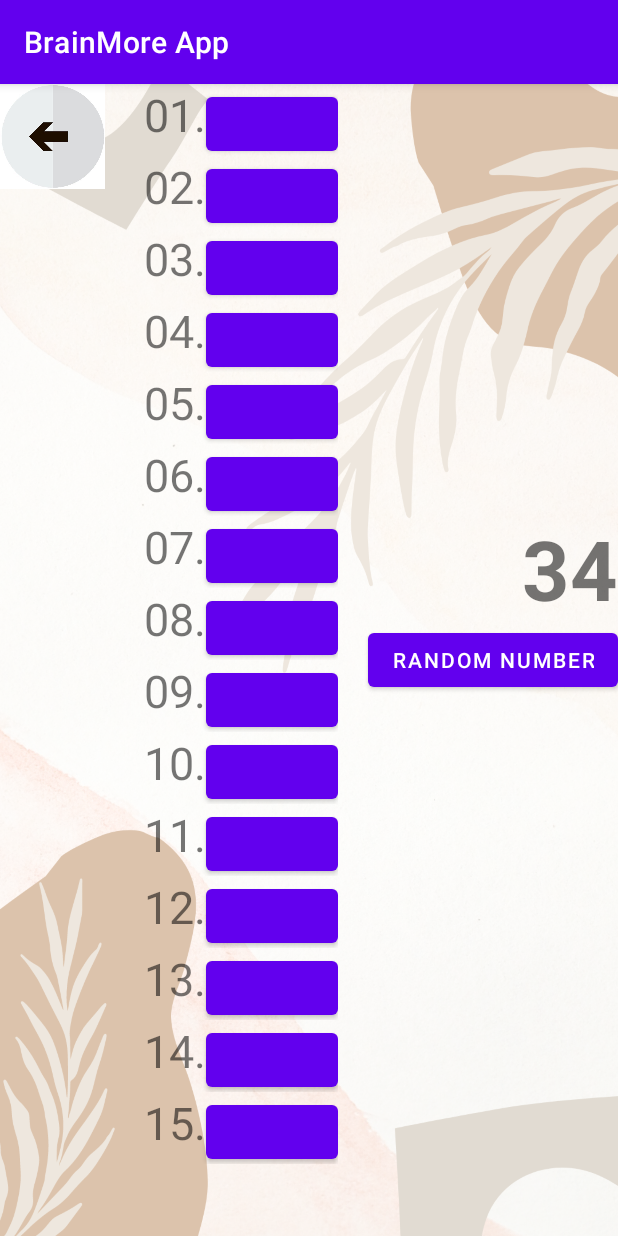
After one commit to livcia/BrainMore_App, an Android app: the Numbers_game screen opened directly, with no data from a screen before it, on a phone screen of 412 x 824 dp. The commit adds this screen. Run offline under Robolectric (Android 15) with nearby library versions, the phone set to English and light mode, and no system bars.

Commit message:
new idea to create random number game

```diff
--- a/app/src/main/java/com/example/brainmoreapp/MainActivity.java
+++ b/app/src/main/java/com/example/brainmoreapp/MainActivity.java
@@ -18,7 +18,7 @@ import java.util.List;
 
 public class MainActivity extends AppCompatActivity {
 
-    Button OpenFlashCards, OpenWordGame, OpenQuiz;
+    Button OpenFlashCards, OpenWordGame, OpenQuiz, NumbersGame;
     Switch language;
     String TextFlashcards, TextWordPlay;
     SharedPreferences.Editor editor;
@@ -35,7 +35,7 @@ public class MainActivity extends AppCompatActivity {
                    __/ |
                    |___/*/
         //arr.remove(1);
-
+        NumbersGame = findViewById(R.id.numbers_game);
         language = findViewById(R.id.Lng);
         OpenFlashCards = findViewById(R.id.flashcards);
         OpenQuiz = findViewById(R.id.quiz);
@@ -82,6 +82,14 @@ public class MainActivity extends AppCompatActivity {
                 startActivity(intent);
             }
         });
+        NumbersGame.setOnClickListener(new View.OnClickListener() {
+            @Override
+            public void onClick(View view) {
+                Intent intent = new Intent(getApplicationContext(), Numbers_game.class);
+                intent.putExtra("PL_or_ENG", language.isChecked());
+                startActivity(intent);
+            }
+        });
     }
     private void getLanguage(Boolean lang){
         if (lang){
--- /dev/null
+++ b/app/src/main/java/com/example/brainmoreapp/Numbers_game.java
@@ -0,0 +1,38 @@
+package com.example.brainmoreapp;
+
+import androidx.appcompat.app.AppCompatActivity;
+
+import android.content.Intent;
+import android.os.Bundle;
+import android.view.View;
+import android.widget.Button;
+import android.widget.TextView;
+
+import java.util.Random;
+
+public class Numbers_game extends AppCompatActivity {
+Boolean lang;
+Button Brandom;
+TextView write_number;
+    @Override
+    protected void onCreate(Bundle savedInstanceState) {
+        super.onCreate(savedInstanceState);
+        setContentView(R.layout.activity_numbers_game);
+        Intent intent = getIntent();
+        lang = intent.getBooleanExtra("PL_or_ENG", false);
+        Brandom = findViewById(R.id.random);
+        write_number = findViewById(R.id.write_number);
+        Brandom.setOnClickListener(new View.OnClickListener() {
+            @Override
+            public void onClick(View view) {
+                Random rand = new Random();
+                Integer s = rand.nextInt(1000);
+                write_number.setText(""+s);
+            }
+        });
+    }
+    public void clickEvent(View v) {
+        Intent intent = new Intent(getApplicationContext(), MainActivity.class);
+        startActivity(intent);
+    }
+}
--- a/app/src/main/res/layout/activity_main.xml
+++ b/app/src/main/res/layout/activity_main.xml
@@ -66,12 +66,14 @@
             android:text="Gra słów"
             android:textSize="25sp"
             app:icon="@android:drawable/btn_star_big_on" />
+
+        <Button
+            android:id="@+id/numbers_game"
+            android:layout_width="match_parent"
+            android:layout_height="90dp"
+            android:layout_marginTop="40dp"
+            android:text="Gra w cyfry"
+            android:textSize="25sp"
+            app:icon="@android:drawable/btn_star_big_on" />
     </LinearLayout>
-    <TextView
-        android:id="@+id/test"
-        android:layout_alignParentBottom="true"
-        android:layout_width="wrap_content"
-        android:layout_height="wrap_content"
-        android:text="dsadsa"
-        android:textSize="50sp"/>
 </RelativeLayout>
--- /dev/null
+++ b/app/src/main/res/layout/activity_numbers_game.xml
@@ -0,0 +1,238 @@
+<?xml version="1.0" encoding="utf-8"?>
+<RelativeLayout xmlns:android="http://schemas.android.com/apk/res/android"
+    xmlns:app="http://schemas.android.com/apk/res-auto"
+    xmlns:tools="http://schemas.android.com/tools"
+    android:layout_width="match_parent"
+    android:layout_height="match_parent"
+    tools:context=".Numbers_game"
+    android:background="@drawable/background">
+
+    <TextView
+        android:id="@+id/write_number"
+        android:layout_width="wrap_content"
+        android:layout_height="wrap_content"
+        android:layout_above="@+id/random"
+        android:layout_alignParentEnd="true"
+        android:text="34"
+        android:textAllCaps="false"
+        android:textSize="55sp"
+        android:textStyle="bold" />
+    <Button
+        android:id="@+id/random"
+        android:layout_centerVertical="true"
+        android:layout_alignParentEnd="true"
+        android:layout_width="wrap_content"
+        android:layout_height="wrap_content"
+        android:text="random number"/>
+    <ImageView
+        android:id="@+id/back_arrow"
+        android:onClick="clickEvent"
+        android:layout_width="70dp"
+        android:layout_height="70dp"
+        android:src="@drawable/arrow"
+        />
+    <LinearLayout
+        android:layout_marginRight="20dp"
+        android:layout_toLeftOf="@+id/random"
+        android:layout_width="wrap_content"
+        android:layout_height="match_parent"
+        android:orientation="vertical">
+        <LinearLayout
+            android:layout_width="wrap_content"
+            android:layout_height="wrap_content"
+            android:orientation="horizontal">
+            <TextView
+                android:layout_width="wrap_content"
+                android:layout_height="wrap_content"
+                android:text="01."
+                android:textSize="30sp"/>
+            <Button
+                android:layout_width="wrap_content"
+                android:layout_height="wrap_content"/>
+        </LinearLayout>
+        <LinearLayout
+            android:layout_width="wrap_content"
+            android:layout_height="wrap_content"
+            android:orientation="horizontal">
+            <TextView
+                android:layout_width="wrap_content"
+                android:layout_height="wrap_content"
+                android:text="02."
+                android:textSize="30sp"/>
+            <Button
+                android:layout_width="wrap_content"
+                android:layout_height="wrap_content"/>
+        </LinearLayout>
+        <LinearLayout
+            android:layout_width="wrap_content"
+            android:layout_height="wrap_content"
+            android:orientation="horizontal">
+            <TextView
+                android:layout_width="wrap_content"
+                android:layout_height="wrap_content"
+                android:text="03."
+                android:textSize="30sp"/>
+            <Button
+                android:layout_width="wrap_content"
+                android:layout_height="wrap_content"/>
+        </LinearLayout>
+        <LinearLayout
+            android:layout_width="wrap_content"
+            android:layout_height="wrap_content"
+            android:orientation="horizontal">
+            <TextView
+                android:layout_width="wrap_content"
+                android:layout_height="wrap_content"
+                android:text="04."
+                android:textSize="30sp"/>
+            <Button
+                android:layout_width="wrap_content"
+                android:layout_height="wrap_content"/>
+        </LinearLayout>
+        <LinearLayout
+            android:layout_width="wrap_content"
+            android:layout_height="wrap_content"
+            android:orientation="horizontal">
+            <TextView
+                android:layout_width="wrap_content"
+                android:layout_height="wrap_content"
+                android:text="05."
+                android:textSize="30sp"/>
+            <Button
+                android:layout_width="wrap_content"
+                android:layout_height="wrap_content"/>
+        </LinearLayout>
+        <LinearLayout
+            android:layout_width="wrap_content"
+            android:layout_height="wrap_content"
+            android:orientation="horizontal">
+            <TextView
+                android:layout_width="wrap_content"
+                android:layout_height="wrap_content"
+                android:text="06."
+                android:textSize="30sp"/>
+            <Button
+                android:layout_width="wrap_content"
+                android:layout_height="wrap_content"/>
+        </LinearLayout>
+        <LinearLayout
+            android:layout_width="wrap_content"
+            android:layout_height="wrap_content"
+            android:orientation="horizontal">
+            <TextView
+                android:layout_width="wrap_content"
+                android:layout_height="wrap_content"
+                android:text="07."
+                android:textSize="30sp"/>
+            <Button
+                android:layout_width="wrap_content"
+                android:layout_height="wrap_content"/>
+        </LinearLayout>
+        <LinearLayout
+            android:layout_width="wrap_content"
+            android:layout_height="wrap_content"
+            android:orientation="horizontal">
+            <TextView
+                android:layout_width="wrap_content"
+                android:layout_height="wrap_content"
+                android:text="08."
+                android:textSize="30sp"/>
+            <Button
+                android:layout_width="wrap_content"
+                android:layout_height="wrap_content"/>
+        </LinearLayout>
+        <LinearLayout
+            android:layout_width="wrap_content"
+            android:layout_height="wrap_content"
+            android:orientation="horizontal">
+            <TextView
+                android:layout_width="wrap_content"
+                android:layout_height="wrap_content"
+                android:text="09."
+                android:textSize="30sp"/>
+            <Button
+                android:layout_width="wrap_content"
+                android:layout_height="wrap_content"/>
+        </LinearLayout>
+        <LinearLayout
+            android:layout_width="wrap_content"
+            android:layout_height="wrap_content"
+            android:orientation="horizontal">
+            <TextView
+                android:layout_width="wrap_content"
+                android:layout_height="wrap_content"
+                android:text="10."
+                android:textSize="30sp"/>
+            <Button
+                android:layout_width="wrap_content"
+                android:layout_height="wrap_content"/>
+        </LinearLayout>
+        <LinearLayout
+            android:layout_width="wrap_content"
+            android:layout_height="wrap_content"
+            android:orientation="horizontal">
+            <TextView
+                android:layout_width="wrap_content"
+                android:layout_height="wrap_content"
+                android:text="11."
+                android:textSize="30sp"/>
+            <Button
+                android:layout_width="wrap_content"
+                android:layout_height="wrap_content"/>
+        </LinearLayout>
+        <LinearLayout
+            android:layout_width="wrap_content"
+            android:layout_height="wrap_content"
+            android:orientation="horizontal">
+            <TextView
+                android:layout_width="wrap_content"
+                android:layout_height="wrap_content"
+                android:text="12."
+                android:textSize="30sp"/>
+            <Button
+                android:layout_width="wrap_content"
+                android:layout_height="wrap_content"/>
+        </LinearLayout>
+        <LinearLayout
+            android:layout_width="wrap_content"
+            android:layout_height="wrap_content"
+            android:orientation="horizontal">
+            <TextView
+                android:layout_width="wrap_content"
+                android:layout_height="wrap_content"
+                android:text="13."
+                android:textSize="30sp"/>
+            <Button
+                android:layout_width="wrap_content"
+                android:layout_height="wrap_content"/>
+        </LinearLayout>
+        <LinearLayout
+            android:layout_width="wrap_content"
+            android:layout_height="wrap_content"
+            android:orientation="horizontal">
+            <TextView
+                android:layout_width="wrap_content"
+                android:layout_height="wrap_content"
+                android:text="14."
+                android:textSize="30sp"/>
+            <Button
+                android:layout_width="wrap_content"
+                android:layout_height="wrap_content"/>
+        </LinearLayout>
+        <LinearLayout
+            android:layout_width="wrap_content"
+            android:layout_height="wrap_content"
+            android:orientation="horizontal">
+            <TextView
+                android:layout_width="wrap_content"
+                android:layout_height="wrap_content"
+                android:text="15."
+                android:textSize="30sp"/>
+            <Button
+                android:layout_width="wrap_content"
+                android:layout_height="wrap_content"/>
+        </LinearLayout>
+
+    </LinearLayout>
+
+</RelativeLayout>
```
Also changed, not shown: app/src/main/AndroidManifest.xml (+7 -0 lines).
